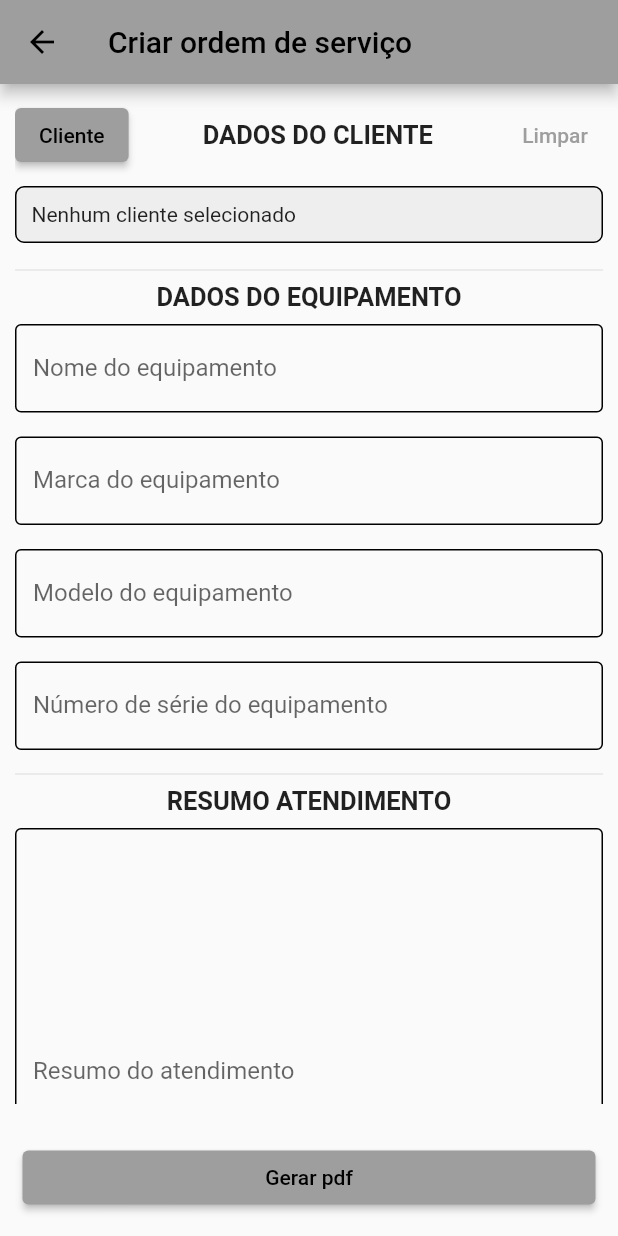
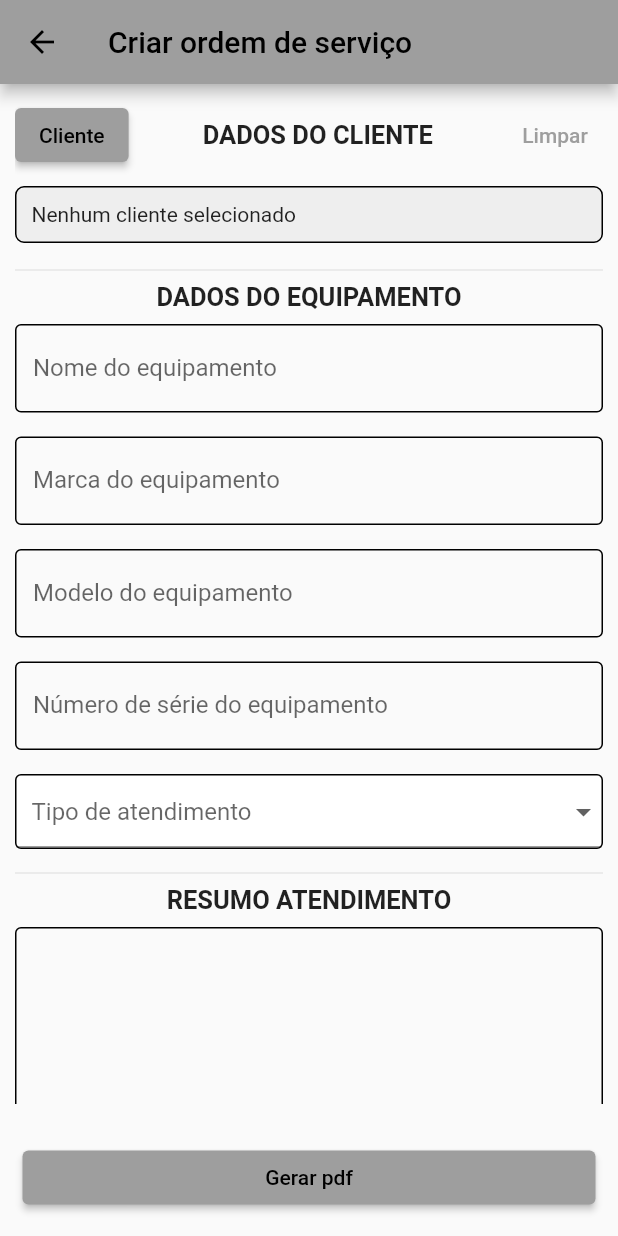
Before and after one commit to ramonbasilio/servicecontrolapp, a Flutter app: the screen it shows after launch, after a tap on "Ordem de Serviço", on a phone screen of 412 x 824 dp. Run offline on Flutter 3.47's test engine with Material 3 defaults, Android fonts, the light colour scheme and no system bars; our stand-ins replace cloud_firestore, firebase_core, mask_text_input_formatter, pdf, share_plus, signature; missing offline and left inert: flutter_pdfview; accounts and stored records are empty.

Commit message:
commit -- adição de novas funcionalidades

```diff
--- a/lib/view/page_inicial.dart
+++ b/lib/view/page_inicial.dart
@@ -1,4 +1,5 @@
 import 'package:flutter/material.dart';
+import 'package:servicecontrolapp/helper/http_helper.dart';
 import 'package:servicecontrolapp/view/page_ordem_servico/page_ordem_servico.dart';
 import 'package:servicecontrolapp/view/pages_client/page_client.dart';
 import '../controller/Repository/repository_client.dart';
@@ -17,14 +18,18 @@ class PageInicial extends StatelessWidget {
             child: Text('Service Control 1.0'),
           ),
         ),
-        body: GridView.count(crossAxisCount: 2, children: [
+        body: Column(
+          children: [
+            SizedBox(
+                height: 500,
+                child: GridView.count(crossAxisCount: 2, children: [
                   WidgetCardPageInicial(
                     nome: 'Clientes',
                     rota: const PageClient(),
                   ),
                   WidgetCardPageInicial(
                     nome: 'Ordem de Serviço',
-            rota:  PageOrdemDeServico(),
+                    rota: PageOrdemDeServico(),
                   ),
                   WidgetCardPageInicial(
                     nome: 'Inventário',
@@ -32,6 +37,13 @@ class PageInicial extends StatelessWidget {
                   WidgetCardPageInicial(
                     nome: 'Historico',
                   )
-        ]));
+                ])),
+            ElevatedButton(
+                onPressed: () async {
+                  // await Http().callCloudFunc();
+                },
+                child: Text('Teste Email'))
+          ],
+        ));
   }
 }
--- a/lib/view/page_ordem_servico/page_ordem_servico.dart
+++ b/lib/view/page_ordem_servico/page_ordem_servico.dart
@@ -3,13 +3,11 @@
 import 'dart:io';
 import 'dart:typed_data';
 import 'package:flutter/material.dart';
-import 'package:flutter/src/widgets/framework.dart';
-import 'package:flutter/src/widgets/placeholder.dart';
-import 'package:anim_search_bar/anim_search_bar.dart';
 import 'package:path_provider/path_provider.dart';
 import 'package:servicecontrolapp/page_viwer_pdf.dart';
 import 'package:servicecontrolapp/view/page_ordem_servico/components/widget_text_form_equip.dart';
 import 'package:servicecontrolapp/view/page_ordem_servico/page_search_client.dart';
+import 'package:servicecontrolapp/widgets/widget_menu_type_service.dart';
 import 'package:signature/signature.dart';
 
 import '../../helper/helper_pdf.dart';
@@ -38,6 +36,7 @@ class _PageOrdemDeServicoState extends State<PageOrdemDeServico> {
   final _formKey = GlobalKey<FormState>();
   bool controleCampoCliente = false;
   bool controleCampoAssinatura = false;
+  String? tipoAtendimento;
 
   @override
   void dispose() {
@@ -194,6 +193,18 @@ class _PageOrdemDeServicoState extends State<PageOrdemDeServico> {
                       }
                       return null;
                     }),
+                WidgetMenuTypeService(
+                  returnDropDownValue: (value) {
+                    tipoAtendimento = value;
+                    print("tipo de atendimento: $tipoAtendimento");
+                  },
+                  validator: (input) {
+                    if (input == null || input.isEmpty) {
+                      return 'Selecione o tipo de atendimento';
+                    }
+                    return null;
+                  },
+                ),
                 const Divider(),
                 const Center(
                   child: Text(
--- /dev/null
+++ b/lib/widgets/widget_menu_type_service.dart
@@ -0,0 +1,70 @@
+import 'package:flutter/foundation.dart';
+import 'package:flutter/material.dart';
+
+class WidgetMenuTypeService extends StatefulWidget {
+  final String? Function(String?)? validator;
+  final void Function(String?) returnDropDownValue;
+   const WidgetMenuTypeService(
+      {this.validator, required this.returnDropDownValue, super.key});
+
+  @override
+  State<WidgetMenuTypeService> createState() => _WidgetMenuTypeServiceState();
+}
+
+class _WidgetMenuTypeServiceState extends State<WidgetMenuTypeService> {
+  String? dropdownvalue;
+
+  List<String> tipoAtendimento = [
+    "Corretiva",
+    "Preventiva",
+    "Instalação",
+    "Deinstalação",
+    "Visita técnica",
+    "Outro",
+  ];
+  @override
+  Widget build(BuildContext context) {
+    return Padding(
+      padding: const EdgeInsets.symmetric(vertical: 8.0),
+      child: Container(
+        decoration: BoxDecoration(
+            borderRadius: BorderRadius.circular(4),
+            color: Colors.white,
+            border: Border.all(color: Colors.black, width: 1)),
+        child: DropdownButtonFormField(
+            alignment: Alignment.centerLeft,
+            menuMaxHeight: 300,
+            validator: (input) {
+              if (input == null || input.isEmpty) {
+                return 'Selecione o tipo de atendimento';
+              }
+              return null;
+            },
+            hint: const Padding(
+              padding: EdgeInsets.only(left: 10.0),
+              child: Text(
+                'Tipo de atendimento',
+              ),
+            ),
+            focusColor: Colors.white,
+            dropdownColor: Colors.white,
+            isExpanded: true,
+            value: dropdownvalue,
+            items: tipoAtendimento.map((String items) {
+              return DropdownMenuItem(
+                  value: items,
+                  child: Padding(
+                    padding: const EdgeInsets.only(left: 10.0),
+                    child: Text(items),
+                  ));
+            }).toList(),
+            onChanged: (String? newValue) {
+              setState(() {
+                dropdownvalue = newValue ?? "";
+                widget.returnDropDownValue.call(dropdownvalue);
+              });
+            }),
+      ),
+    );
+  }
+}
--- a/pubspec.yaml
+++ b/pubspec.yaml
@@ -51,6 +51,7 @@ dependencies:
   pdf: ^3.10.1
   share_plus: ^7.2.1
   flutter_pdfview: ^1.3.2
+  http: ^1.1.2
 
 dev_dependencies:
   flutter_test:
```
Also changed, not shown: lib/controller/Firebase/firebase_service.dart (+16 -1 lines), lib/helper/helper_pdf.dart (+22 -4 lines), lib/helper/http_helper.dart (added, +18 -0 lines), lib/page_viwer_pdf.dart (+16 -5 lines), lib/widgets/widget_dataPicker.dart (added), pubspec.lock, 1 other file. Lines whose indentation alone changed are shown as unchanged.
